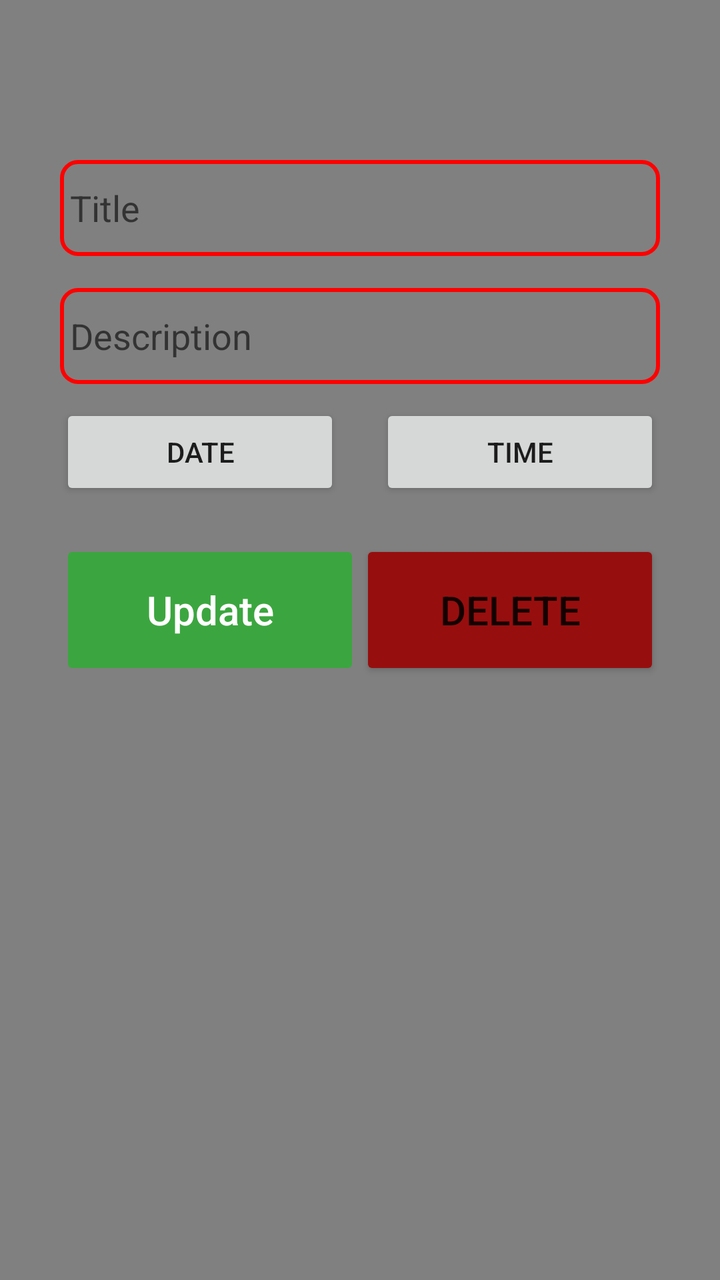
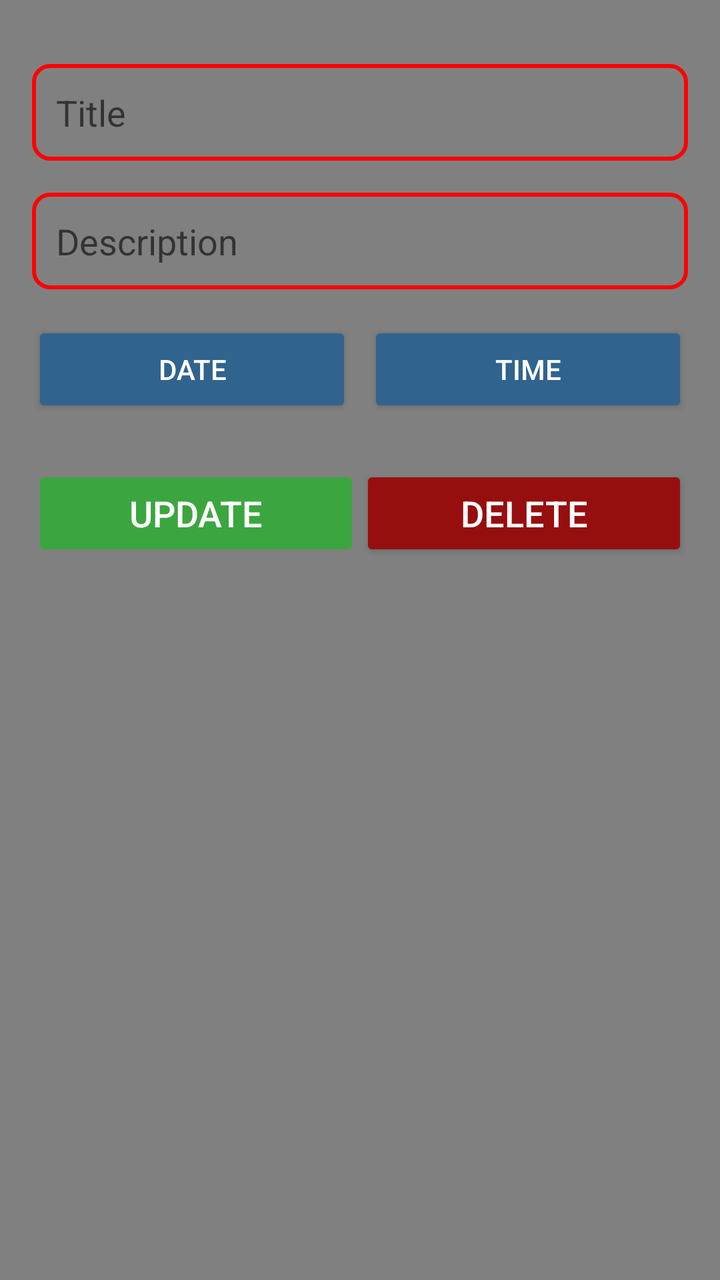

Two renders of the same Android screen: before a commit and after it. Below are the layout's source before the change and the commit's diff.
<!-- AndroidManifest.xml: application theme Theme.Default -->
<!-- res/layout/activity_update.xml -->
<?xml version="1.0" encoding="utf-8"?>

<androidx.constraintlayout.widget.ConstraintLayout xmlns:android="http://schemas.android.com/apk/res/android"
    xmlns:app="http://schemas.android.com/apk/res-auto"
    xmlns:tools="http://schemas.android.com/tools"
    android:layout_width="match_parent"
    android:layout_height="match_parent"
    android:background="@color/gray"
    android:padding="30sp">


    <EditText
        android:id="@+id/title_input_update"
        android:layout_width="match_parent"
        android:layout_height="wrap_content"
        android:layout_marginTop="50dp"
        android:ems="10"
        android:hint="Title"
        android:inputType="text"
        android:minHeight="48dp"
        android:background="@drawable/shape_style_rounded"
        android:paddingLeft="5dp"
        app:layout_constraintEnd_toEndOf="parent"
        app:layout_constraintStart_toStartOf="parent"
        app:layout_constraintTop_toTopOf="parent" />

    <EditText
        android:id="@+id/description_input_update"
        android:layout_width="match_parent"
        android:layout_height="wrap_content"
        android:layout_marginTop="16dp"
        android:ems="10"
        android:hint="Description"
        android:inputType="textMultiLine"
        android:background="@drawable/shape_style_rounded"
        android:paddingLeft="5dp"
        android:minHeight="48dp"
        app:layout_constraintEnd_toEndOf="parent"
        app:layout_constraintStart_toStartOf="parent"
        app:layout_constraintTop_toBottomOf="@+id/title_input_update" />

    <LinearLayout
        android:id="@+id/date_and_time_buttons_update"
        app:layout_constraintTop_toBottomOf="@id/description_input_update"
        android:layout_width="match_parent"
        android:layout_height="wrap_content"
        android:orientation="horizontal">


        <Button
            android:id="@+id/btn_Date_Update"
            android:layout_width="wrap_content"
            android:layout_height="wrap_content"
            android:layout_marginTop="10dp"
            android:layout_marginRight="10dp"
            android:layout_weight="0.5"
            android:text="date" />

        <Button
            android:id="@+id/btn_Time_Update"
            android:layout_width="wrap_content"
            android:layout_height="wrap_content"
            android:layout_marginTop="10dp"
            android:layout_marginLeft="10dp"
            android:layout_weight="0.5"
            android:text="time" />

    </LinearLayout>

    <Button
        android:id="@+id/add_new_update"
        android:layout_width="150dp"
        android:layout_height="70dp"
        android:layout_marginTop="20dp"
        android:backgroundTint="#3BA63F"
        android:text="Update"
        android:textColor="@color/white"
        android:textAllCaps="false"
        android:textSize="20sp"
        android:enabled="false"
        app:layout_constraintStart_toStartOf="@id/date_and_time_buttons_update"
        app:layout_constraintTop_toBottomOf="@+id/date_and_time_buttons_update" />
    <Button
        android:id="@+id/edit_button"
        android:layout_width="150dp"
        android:layout_height="70dp"
        android:backgroundTint="#970E0E"
        android:text="Delete"
        android:textAllCaps="true"
        android:textSize="20sp"
        app:layout_constraintEnd_toEndOf="@id/date_and_time_buttons_update"
        app:layout_constraintTop_toTopOf="@+id/add_new_update" />

</androidx.constraintlayout.widget.ConstraintLayout>
<!-- resources referenced by this layout -->
<resources>
  <color name="gray">#808080</color>
  <color name="white">#FFFFFFFF</color>
  <!-- drawable shape_style_rounded (drawable) -->
  <?xml version="1.0" encoding="utf-8"?>
  
  <shape xmlns:android="http://schemas.android.com/apk/res/android" android:shape="rectangle">
      <stroke
          android:width="2dp"
          android:color="@color/red" />
      <corners android:radius="8dp"/>
  </shape>
  <style name="Theme.Default" parent="Theme.MaterialComponents.DayNight.DarkActionBar">
          
          <item name="colorPrimary">@color/storm</item>
          <item name="colorPrimaryVariant">@color/sky</item>
          <item name="colorOnPrimary">@color/white</item>
          
          <item name="colorSecondary">@color/ocean</item>
          <item name="colorSecondaryVariant">@color/sky</item>
          <item name="colorOnSecondary">@color/white</item>
          
          <item name="android:statusBarColor">?attr/colorPrimaryVariant</item>
      </style>
  <color name="red">#FF0000</color>
  <color name="storm">#003D5B</color>
  <color name="sky">#30638E</color>
  <color name="ocean">#00798C</color>
</resources>

<!-- the commit's change to res/layout/activity_update.xml (unified diff, before → after) -->
@@ -6,89 +6,92 @@
     android:layout_width="match_parent"
     android:layout_height="match_parent"
     android:background="@color/gray"
-    android:padding="30sp">
-
+    android:padding="16dp"
+    tools:context=".Update">
 
     <EditText
         android:id="@+id/title_input_update"
-        android:layout_width="match_parent"
+        android:layout_width="0dp"
         android:layout_height="wrap_content"
-        android:layout_marginTop="50dp"
-        android:ems="10"
+        android:layout_marginTop="16dp"
+        android:background="@drawable/shape_style_rounded"
         android:hint="Title"
         android:inputType="text"
         android:minHeight="48dp"
-        android:background="@drawable/shape_style_rounded"
-        android:paddingLeft="5dp"
+        android:padding="12dp"
         app:layout_constraintEnd_toEndOf="parent"
         app:layout_constraintStart_toStartOf="parent"
         app:layout_constraintTop_toTopOf="parent" />
 
     <EditText
         android:id="@+id/description_input_update"
-        android:layout_width="match_parent"
+        android:layout_width="0dp"
         android:layout_height="wrap_content"
         android:layout_marginTop="16dp"
-        android:ems="10"
+        android:background="@drawable/shape_style_rounded"
         android:hint="Description"
         android:inputType="textMultiLine"
-        android:background="@drawable/shape_style_rounded"
-        android:paddingLeft="5dp"
         android:minHeight="48dp"
+        android:padding="12dp"
         app:layout_constraintEnd_toEndOf="parent"
         app:layout_constraintStart_toStartOf="parent"
-        app:layout_constraintTop_toBottomOf="@+id/title_input_update" />
+        app:layout_constraintTop_toBottomOf="@id/title_input_update" />
 
     <LinearLayout
         android:id="@+id/date_and_time_buttons_update"
-        app:layout_constraintTop_toBottomOf="@id/description_input_update"
-        android:layout_width="match_parent"
+        android:layout_width="0dp"
         android:layout_height="wrap_content"
-        android:orientation="horizontal">
-
+        android:layout_marginTop="16dp"
+        android:orientation="horizontal"
+        android:weightSum="2"
+        app:layout_constraintEnd_toEndOf="parent"
+        app:layout_constraintStart_toStartOf="parent"
+        app:layout_constraintTop_toBottomOf="@id/description_input_update">
 
         <Button
             android:id="@+id/btn_Date_Update"
-            android:layout_width="wrap_content"
+            android:layout_width="0dp"
             android:layout_height="wrap_content"
-            android:layout_marginTop="10dp"
-            android:layout_marginRight="10dp"
-            android:layout_weight="0.5"
-            android:text="date" />
+            android:layout_marginEnd="8dp"
+            android:layout_weight="1"
+            android:backgroundTint="@color/sky"
+            android:text="Date"
+            android:textColor="@color/white" />
 
         <Button
             android:id="@+id/btn_Time_Update"
-            android:layout_width="wrap_content"
+            android:layout_width="0dp"
             android:layout_height="wrap_content"
-            android:layout_marginTop="10dp"
-            android:layout_marginLeft="10dp"
-            android:layout_weight="0.5"
-            android:text="time" />
-
+            android:layout_weight="1"
+            android:backgroundTint="@color/sky"
+            android:text="Time"
+            android:textColor="@color/white" />
     </LinearLayout>
 
     <Button
         android:id="@+id/add_new_update"
-        android:layout_width="150dp"
-        android:layout_height="70dp"
-        android:layout_marginTop="20dp"
-        android:backgroundTint="#3BA63F"
+        android:layout_width="0dp"
+        android:layout_height="wrap_content"
+        android:layout_marginTop="24dp"
+        android:backgroundTint="@color/green_confirm"
+        android:enabled="false"
         android:text="Update"
         android:textColor="@color/white"
-        android:textAllCaps="false"
-        android:textSize="20sp"
-        android:enabled="false"
-        app:layout_constraintStart_toStartOf="@id/date_and_time_buttons_update"
-        app:layout_constraintTop_toBottomOf="@+id/date_and_time_buttons_update" />
+        android:textSize="18sp"
+        app:layout_constraintEnd_toStartOf="@+id/edit_button"
+        app:layout_constraintStart_toStartOf="parent"
+        app:layout_constraintTop_toBottomOf="@id/date_and_time_buttons_update" />
+
     <Button
         android:id="@+id/edit_button"
-        android:layout_width="150dp"
-        android:layout_height="70dp"
-        android:backgroundTint="#970E0E"
+        android:layout_width="0dp"
+        android:layout_height="wrap_content"
+        android:layout_marginTop="24dp"
+        android:backgroundTint="@color/red_deny"
         android:text="Delete"
-        android:textAllCaps="true"
-        android:textSize="20sp"
-        app:layout_constraintEnd_toEndOf="@id/date_and_time_buttons_update"
-        app:layout_constraintTop_toTopOf="@+id/add_new_update" />
-
+        android:textColor="@color/white"
+        android:textSize="18sp"
+        app:layout_constraintEnd_toEndOf="parent"
+        app:layout_constraintStart_toEndOf="@+id/add_new_update"
+        app:layout_constraintTop_toBottomOf="@id/date_and_time_buttons_update" />
 </androidx.constraintlayout.widget.ConstraintLayout>
<!-- resource entries referenced after the edit -->
@@ -1,6 +1,9 @@
 <!-- resources referenced by this layout -->
 <resources>
   <color name="gray">#808080</color>
+  <color name="green_confirm">#3BA63F</color>
+  <color name="red_deny">#970E0E</color>
+  <color name="sky">#30638E</color>
   <color name="white">#FFFFFFFF</color>
   <!-- drawable shape_style_rounded (drawable) -->
   <?xml version="1.0" encoding="utf-8"?>
@@ -25,7 +28,6 @@
       </style>
   <color name="red">#FF0000</color>
   <color name="storm">#003D5B</color>
-  <color name="sky">#30638E</color>
   <color name="ocean">#00798C</color>
 </resources>
 
